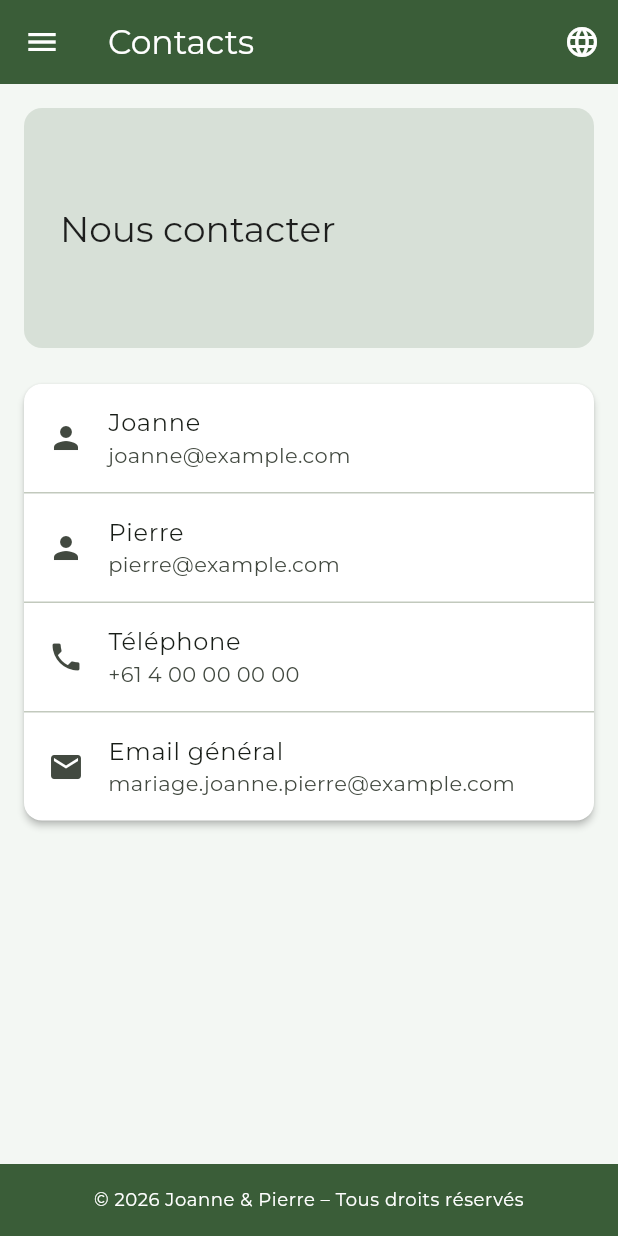
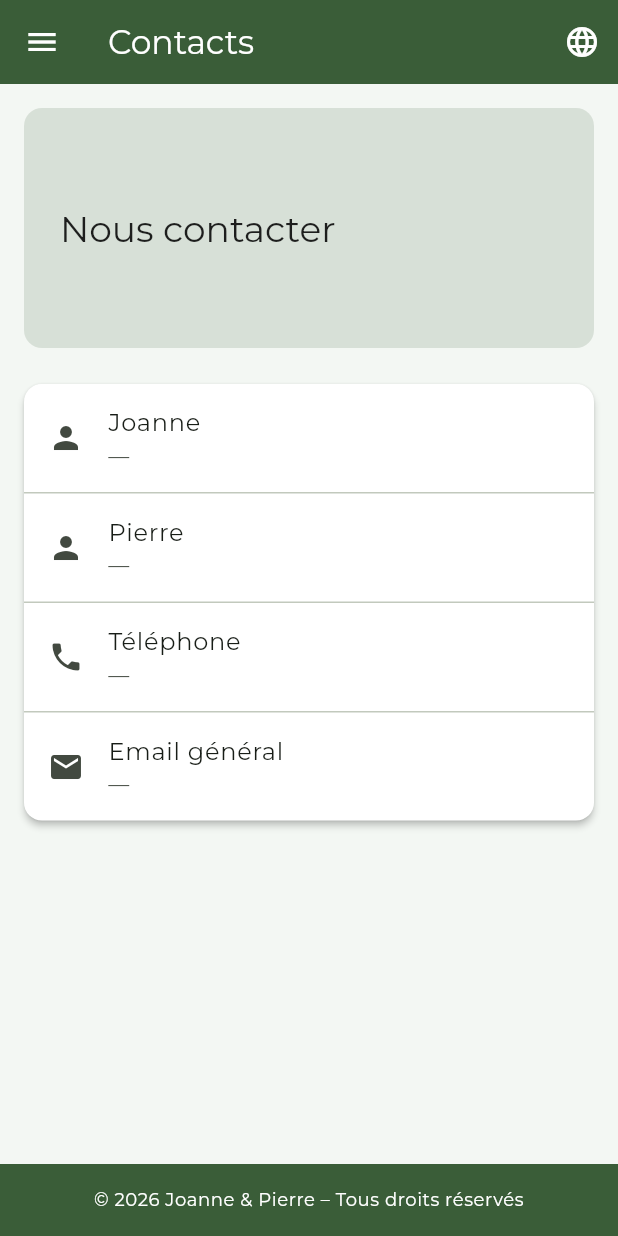
Before and after one commit to PierreDaguier/website-wedding, a Flutter app: the ContactPage screen opened by its route, on a phone screen of 412 x 824 dp. Run offline on Flutter 3.47's test engine with Material 3 defaults, Android fonts, the phone set to English and light mode, and no system bars; our stand-ins replace go_router, google_fonts.

Commit message:
Add secrets file support for contact info

```diff
--- a/lib/config/config.dart
+++ b/lib/config/config.dart
@@ -3,6 +3,12 @@ class ContactConfig {
       String.fromEnvironment('PHONE_PIERRE', defaultValue: '');
   static const String phoneJoanne =
       String.fromEnvironment('PHONE_JOANNE', defaultValue: '');
+  static const String phoneContact =
+      String.fromEnvironment('PHONE_CONTACT', defaultValue: '');
   static const String emailContact =
       String.fromEnvironment('EMAIL_CONTACT', defaultValue: '');
+  static const String emailJoanne =
+      String.fromEnvironment('EMAIL_JOANNE', defaultValue: '');
+  static const String emailPierre =
+      String.fromEnvironment('EMAIL_PIERRE', defaultValue: '');
 }
--- a/lib/pages/contact_page.dart
+++ b/lib/pages/contact_page.dart
@@ -12,6 +12,7 @@ class ContactPage extends StatelessWidget {
   @override
   Widget build(BuildContext context) {
     final loc = AppLocalizations.of(context);
+    String displayValue(String value) => value.isNotEmpty ? value : '—';
     return ResponsiveScaffold(
       titleKey: 'navContacts',
       onLocaleChange: onLocaleChange,
@@ -59,26 +60,33 @@ class ContactPage extends StatelessWidget {
                             ListTile(
                               leading: const Icon(Icons.person),
                               title: Text(loc.translate('contactJoanne')),
-                              subtitle: const Text('joanne@example.com'),
+                              subtitle: Text(
+                                displayValue(ContactConfig.emailJoanne),
+                              ),
                             ),
                             const Divider(height: 1),
                             ListTile(
                               leading: const Icon(Icons.person),
                               title: Text(loc.translate('contactPierre')),
-                              subtitle: const Text('pierre@example.com'),
+                              subtitle: Text(
+                                displayValue(ContactConfig.emailPierre),
+                              ),
                             ),
                             const Divider(height: 1),
                             ListTile(
                               leading: const Icon(Icons.phone),
                               title: Text(loc.translate('contactPhone')),
-                              subtitle: const Text('+61 4 00 00 00 00'),
+                              subtitle: Text(
+                                displayValue(ContactConfig.phoneContact),
+                              ),
                             ),
                             const Divider(height: 1),
                             ListTile(
                               leading: const Icon(Icons.email),
                               title: Text(loc.translate('contactEmailGeneral')),
-                              subtitle: const Text(
-                                  'mariage.joanne.pierre@example.com'),
+                              subtitle: Text(
+                                displayValue(ContactConfig.emailContact),
+                              ),
                             ),
                           ],
                         ),
--- /dev/null
+++ b/secrets.sample.json
@@ -0,0 +1,8 @@
+{
+  "PHONE_PIERRE": "+33 6 00 00 00 00",
+  "PHONE_JOANNE": "+33 6 00 00 00 01",
+  "PHONE_CONTACT": "+33 6 00 00 00 02",
+  "EMAIL_PIERRE": "pierre@example.com",
+  "EMAIL_JOANNE": "joanne@example.com",
+  "EMAIL_CONTACT": "mariage.joanne.pierre@example.com"
+}
```
Also changed, not shown: 2 other files.
